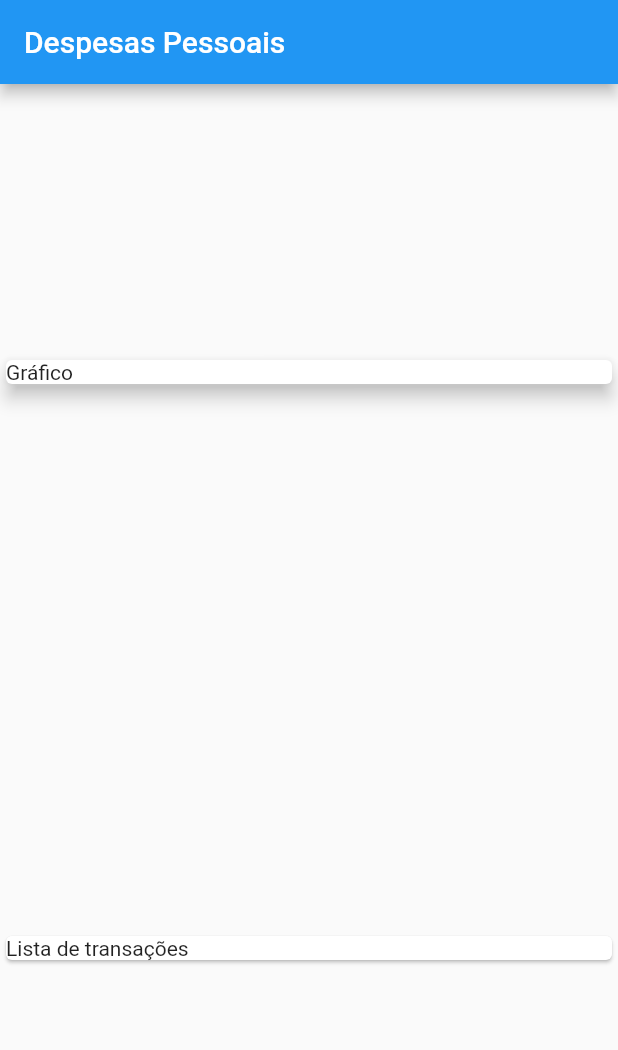
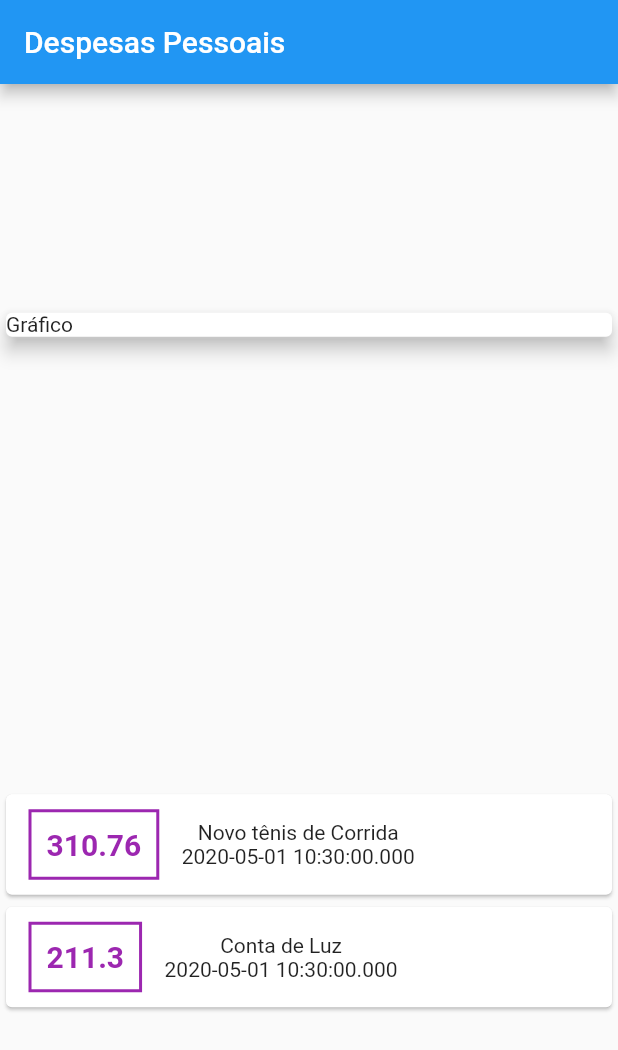
Before and after one commit to valdirmendesdev/flutter-expenses, a Flutter app: the screen it shows after launch, on a phone screen of 412 x 824 dp. Shown: the top 1050 px of the screen. Run offline on Flutter 3.47's test engine with Material 2 defaults, Android fonts, the phone set to English and light mode, and no system bars.

Commit message:
Adding some styles

```diff
--- a/lib/main.dart
+++ b/lib/main.dart
@@ -6,25 +6,22 @@ void main() => runApp(ExpensesApp());
 class ExpensesApp extends StatelessWidget {
   @override
   Widget build(BuildContext context) {
-    return MaterialApp(home: MyHomePage(), debugShowCheckedModeBanner: false,);
+    return MaterialApp(
+      home: MyHomePage(),
+      debugShowCheckedModeBanner: false,
+    );
   }
 }
 
 class MyHomePage extends StatelessWidget {
-
   final _transactions = [
     Transaction(
-      id: 't1',
-      title: 'Novo tênis de Corrida',
-      value: 310.76,
-      date: DateTime.now()
-    ),
+        id: 't1',
+        title: 'Novo tênis de Corrida',
+        value: 310.76,
+        date: DateTime.now()),
     Transaction(
-      id: 't2',
-      title: 'Conta de Luz',
-      value: 211.30,
-      date: DateTime.now()
-    ),
+        id: 't2', title: 'Conta de Luz', value: 211.30, date: DateTime.now()),
   ];
 
   @override
@@ -43,8 +40,42 @@ class MyHomePage extends StatelessWidget {
               elevation: 5,
             ),
           ),
-          Card(
-            child: Text('Lista de transações'),
+          Column(
+            children: _transactions.map((tr) {
+              return Card(
+                child: Row(
+                  children: <Widget>[
+                    Container(
+                      margin: EdgeInsets.symmetric(
+                        horizontal: 15.0,
+                        vertical: 10,
+                      ),
+                      decoration: BoxDecoration(
+                        border: Border.all(
+                          color: Colors.purple,
+                          width: 2,
+                        )
+                      ),
+                      padding: EdgeInsets.all(10),
+                      child: Text(
+                        tr.value.toString(),
+                        style: TextStyle(
+                          fontWeight: FontWeight.bold,
+                          fontSize: 20,
+                          color: Colors.purple
+                        ),
+                      ),
+                    ),
+                    Column(
+                      children: <Widget>[
+                        Text(tr.title),
+                        Text(tr.date.toString()),
+                      ],
+                    ),
+                  ],
+                ),
+              );
+            }).toList(),
           )
         ],
       ),
--- a/pubspec.yaml
+++ b/pubspec.yaml
@@ -14,7 +14,7 @@ description: A new Flutter project.
 version: 1.0.0+1
 
 environment:
-  sdk: ">=2.1.0 <3.0.0"
+  sdk: ">=2.3.0 <3.0.0"
 
 dependencies:
   flutter:
```
